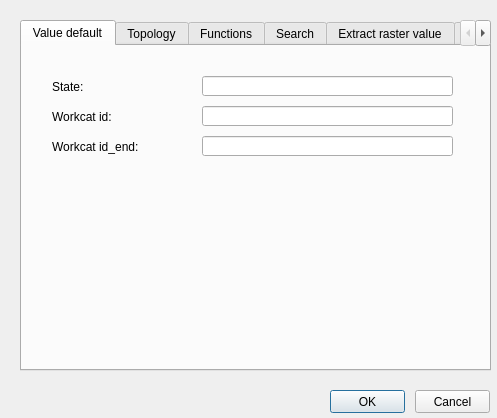
The window that ui/config.ui (Giswater/giswater_qgis_plugin) describes before a commit, drawn with Qt 5.
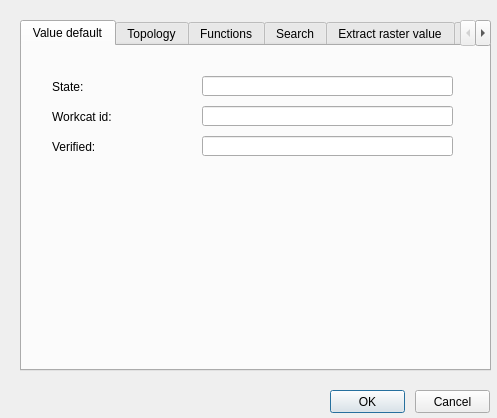
The same window after the commit. The open tabs and pages were chosen to show the change.

The edit to the form file:
```diff
--- a/ui/config.ui
+++ b/ui/config.ui
@@ -187,7 +187,7 @@
       <enum>QFrame::Plain</enum>
      </property>
      <property name="text">
-      <string>Workcat id_end:</string>
+      <string>Verified:</string>
      </property>
      <property name="textFormat">
       <enum>Qt::AutoText</enum>
```
Left out of the diff: 4 changed lines with no effect on the pictures.
